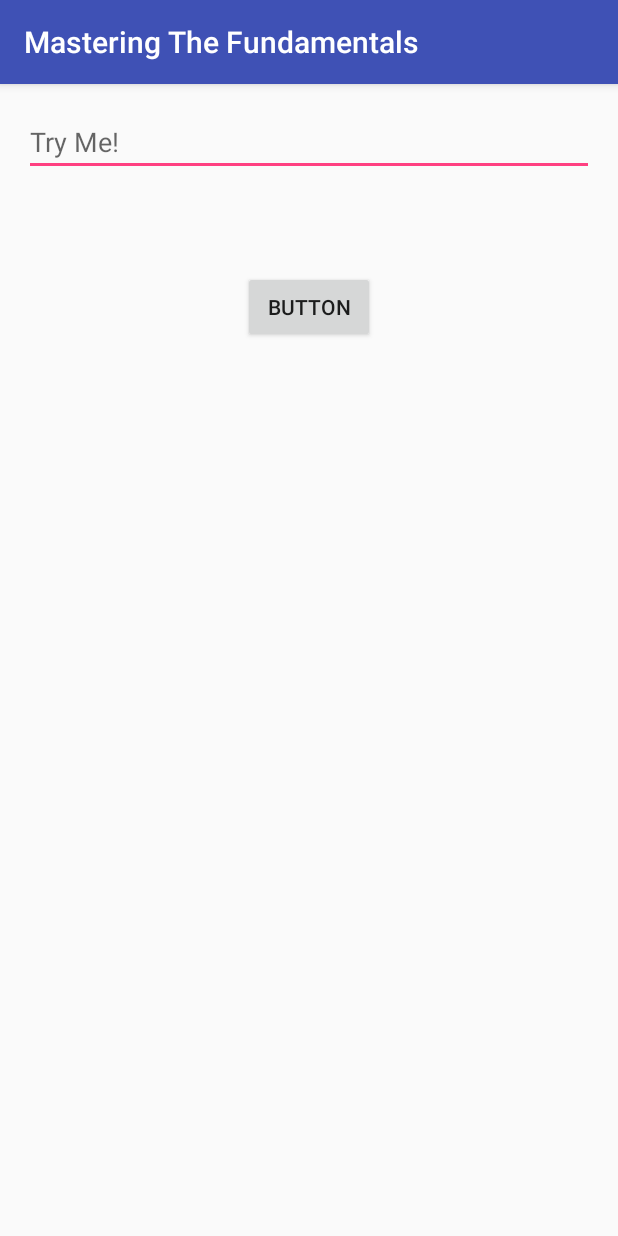
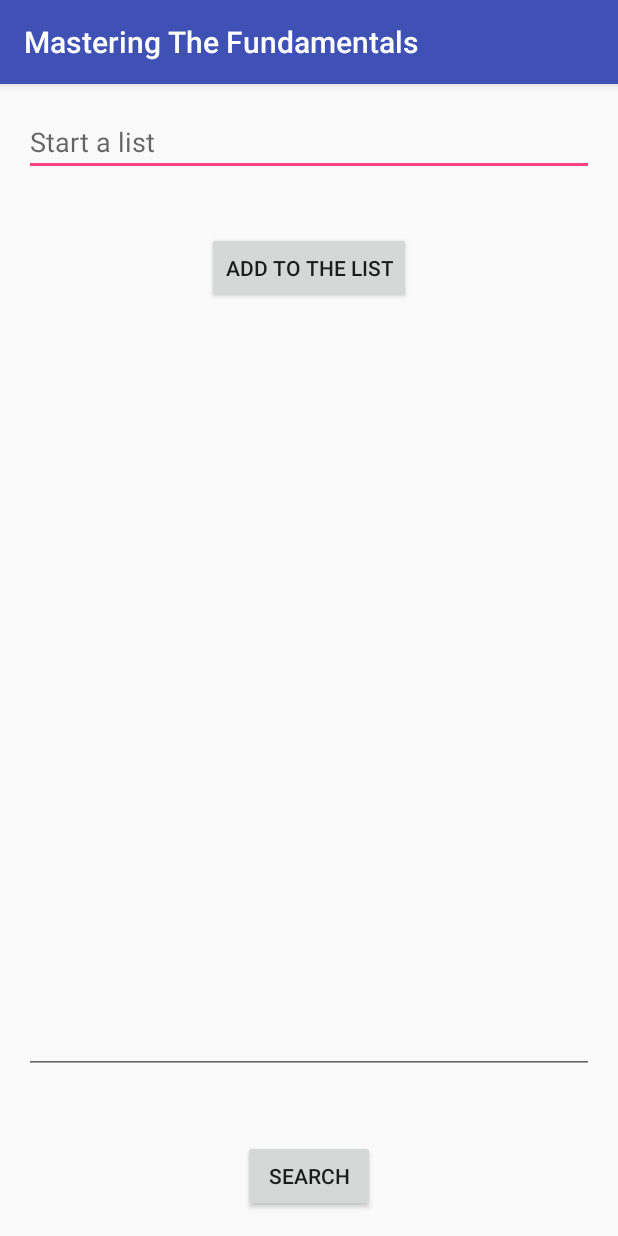
Before and after one commit to mvoshell78/Java-1, an Android app: the screen it shows after launch (MainActivity), on a phone screen of 412 x 824 dp. Run offline under Robolectric (Android 15) with nearby library versions, the phone set to English and light mode, and no system bars.

Commit message:
cleaned up code added some comments
added function to search by index and alerts

```diff
--- a/MasteringTheFundamentals/app/src/main/res/layout/activity_main.xml
+++ b/MasteringTheFundamentals/app/src/main/res/layout/activity_main.xml
@@ -16,16 +16,16 @@
         android:layout_alignParentTop="true"
         android:layout_alignParentStart="true"
         android:layout_alignParentEnd="true"
-        android:hint="Try Me!" />
+        android:hint="Start a list" />
 
     <Button
         android:layout_width="wrap_content"
         android:layout_height="wrap_content"
-        android:text="@string/button"
+        android:text="Add to the list"
         android:id="@+id/button"
+        android:layout_marginTop="37dp"
         android:layout_below="@+id/editText"
-        android:layout_centerHorizontal="true"
-        android:layout_marginTop="63dp" />
+        android:layout_centerHorizontal="true" />
 
     <TextView
         android:layout_width="wrap_content"
@@ -33,8 +33,9 @@
         android:textAppearance="?android:attr/textAppearanceLarge"
         android:id="@+id/textView"
         android:layout_below="@+id/button"
+        android:layout_marginTop="10dp"
         android:layout_centerHorizontal="true"
-        android:layout_marginTop="99dp" />
+        android:textAlignment="center" />
 
     <TextView
         android:layout_width="wrap_content"
@@ -44,4 +45,29 @@
         android:layout_below="@+id/textView"
         android:layout_centerHorizontal="true"
         android:layout_marginTop="10dp" />
+
+    <TextView
+        android:layout_width="wrap_content"
+        android:layout_height="wrap_content"
+        android:id="@+id/averageView"
+        android:layout_below="@+id/countView"
+        android:layout_centerHorizontal="true"
+        android:layout_marginTop="10dp" />
+
+    <Button
+        android:layout_width="wrap_content"
+        android:layout_height="wrap_content"
+        android:text="Search"
+        android:id="@+id/button2"
+        android:layout_alignParentBottom="true"
+        android:layout_centerHorizontal="true" />
+
+    <EditText
+        android:layout_width="wrap_content"
+        android:layout_height="wrap_content"
+        android:id="@+id/editText2"
+        android:layout_above="@+id/button2"
+        android:layout_marginBottom="44dp"
+        android:layout_alignParentStart="true"
+        android:layout_alignParentEnd="true" />
 </RelativeLayout>
```
Also changed, not shown: MasteringTheFundamentals/app/src/main/java/com/example/mich/masteringthefundamentals/MainActivity.java (+74 -6 lines).
